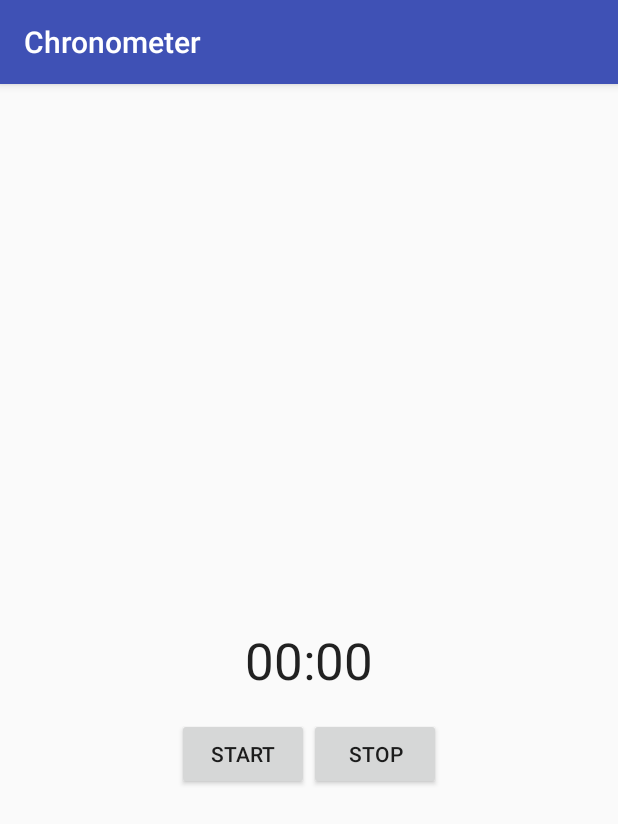
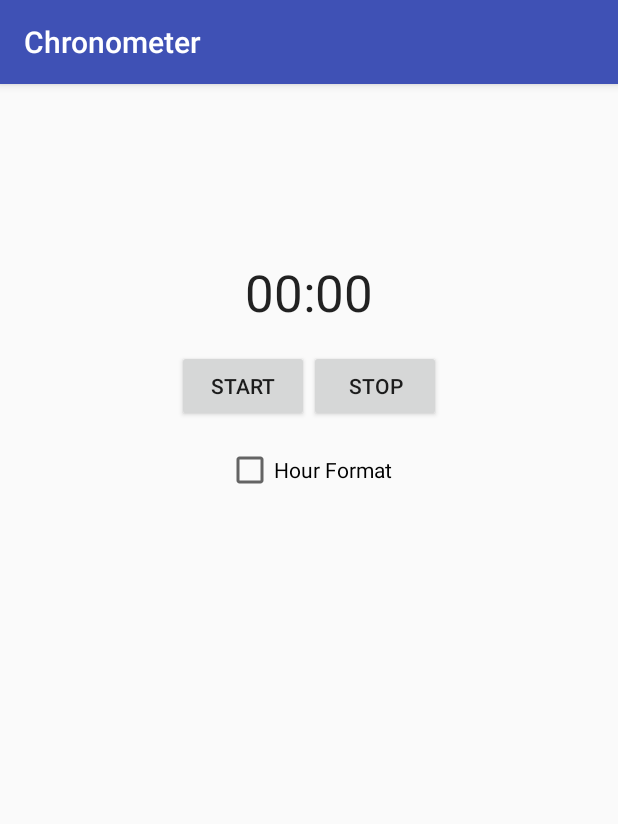
Before and after one commit to ahmedrizwan/ChronometerPersist, an Android app: the screen it shows after launch (MainActivity), on a phone screen of 412 x 824 dp. Shown: the top 824 px of the screen. Run offline under Robolectric (Android 15) with nearby library versions, the phone set to English and light mode, and no system bars; our stand-ins replace data binding.

Commit message:
Add hour-format checkbox

```diff
--- a/chronometerpersist/build.gradle
+++ b/chronometerpersist/build.gradle
@@ -20,6 +20,7 @@ ext {
   developerEmail = 'ahmedrizwan@outlook.com'
 
 }
+
 android {
   compileSdkVersion 23
   buildToolsVersion "23.0.2"
--- a/chronometerpersist/src/main/java/library/minimize/com/chronometerpersist/ChronometerPersist.java
+++ b/chronometerpersist/src/main/java/library/minimize/com/chronometerpersist/ChronometerPersist.java
@@ -10,24 +10,28 @@ public class ChronometerPersist {
   private static final String KEY_BASE = "TimeBase";
   private static final String KEY_STATE = "ChronometerState";
   private boolean isHourFormat = false;
+  enum ChronometerState {Running, Paused, Stopped}
 
   public void hourFormat(boolean hourFormat) {
     isHourFormat = hourFormat;
     if (isHourFormat) {
       mChronometer.setOnChronometerTickListener(new Chronometer.OnChronometerTickListener() {
         public void onChronometerTick(Chronometer c) {
-          long elapsedMillis = SystemClock.elapsedRealtime() - c.getBase();
+          final long elapsedMillis = SystemClock.elapsedRealtime() - c.getBase();
           if (elapsedMillis > 3600000L) {
             c.setFormat("0%s");
+
           } else {
             c.setFormat("00:%s");
           }
         }
       });
+    } else {
+
+      mChronometer.setOnChronometerTickListener(null);
+      mChronometer.setFormat("%s");
     }
   }
-
-  enum ChronometerState {Running, Paused, Stopped}
 
   Chronometer mChronometer;
   long mTimeWhenPaused;
@@ -47,8 +51,8 @@ public class ChronometerPersist {
     //some negative value
     mChronometer.setBase(SystemClock.elapsedRealtime() + mTimeWhenPaused);
     mChronometer.stop();
-    CharSequence text = mChronometer.getText();
     if (isHourFormat) {
+      final CharSequence text = mChronometer.getText();
       if (text.length() == 5) {
         mChronometer.setText("00:" + text);
       } else if (text.length() == 7) {
@@ -78,8 +82,8 @@ public class ChronometerPersist {
   private ChronometerPersist() {
   }
 
-  public static ChronometerPersist getInstance(Chronometer chronometer,
-      SharedPreferences sharedPreferences) {
+  public static ChronometerPersist getInstance(final Chronometer chronometer,
+      final SharedPreferences sharedPreferences) {
     ChronometerPersist chronometerPersist = new ChronometerPersist();
     chronometerPersist.sharedPreferences = sharedPreferences;
     chronometerPersist.mChronometer = chronometer;
@@ -91,6 +95,7 @@ public class ChronometerPersist {
     mChronometer.setBase(SystemClock.elapsedRealtime());
     mChronometer.stop();
     if (isHourFormat) mChronometer.setText("00:00:00");
+    else mChronometer.setText("00:00");
     clearState();
   }
 
--- a/sample/src/main/java/library/minimize/com/chronometer/MainActivity.java
+++ b/sample/src/main/java/library/minimize/com/chronometer/MainActivity.java
@@ -5,6 +5,7 @@ import android.databinding.DataBindingUtil;
 import android.os.Bundle;
 import android.support.v7.app.AppCompatActivity;
 import android.view.View;
+import android.widget.CompoundButton;
 import library.minimize.com.chronometer.databinding.ActivityMainBinding;
 import library.minimize.com.chronometerpersist.ChronometerPersist;
 
@@ -31,6 +32,13 @@ public class MainActivity extends AppCompatActivity {
       }
     });
 
+    mBinding.checkBoxHourFormat.setOnCheckedChangeListener(
+        new CompoundButton.OnCheckedChangeListener() {
+          @Override public void onCheckedChanged(CompoundButton buttonView, boolean isChecked) {
+            chronometerPersist.hourFormat(isChecked);
+          }
+        });
+
     mBinding.stop.setOnClickListener(new View.OnClickListener() {
       @Override public void onClick(View v) {
         mBinding.start.setText(R.string.start);
--- a/sample/src/main/res/layout/activity_main.xml
+++ b/sample/src/main/res/layout/activity_main.xml
@@ -14,12 +14,13 @@
         android:id="@+id/chronometerView"
         android:layout_width="match_parent"
         android:layout_height="wrap_content"
-        android:layout_centerInParent="true"
+        android:layout_marginTop="100dip"
         android:gravity="center"
         android:textSize="34sp"
         />
 
     <LinearLayout
+        android:id="@+id/buttonLayout"
         android:layout_width="match_parent"
         android:layout_height="wrap_content"
         android:layout_below="@id/chronometerView"
@@ -43,5 +44,13 @@
           />
     </LinearLayout>
 
+    <CheckBox
+        android:id="@+id/checkBoxHourFormat"
+        android:layout_width="wrap_content"
+        android:layout_height="wrap_content"
+        android:layout_centerHorizontal="true"
+        android:text="@string/hour_format"
+        android:layout_below="@id/buttonLayout"/>
+
   </RelativeLayout>
 </layout>
--- a/sample/src/main/res/values/strings.xml
+++ b/sample/src/main/res/values/strings.xml
@@ -3,4 +3,5 @@
   <string name="resume">Resume</string>
   <string name="pause">Pause</string>
   <string name="start">Start</string>
+  <string name="hour_format">Hour Format</string>
 </resources>
```
